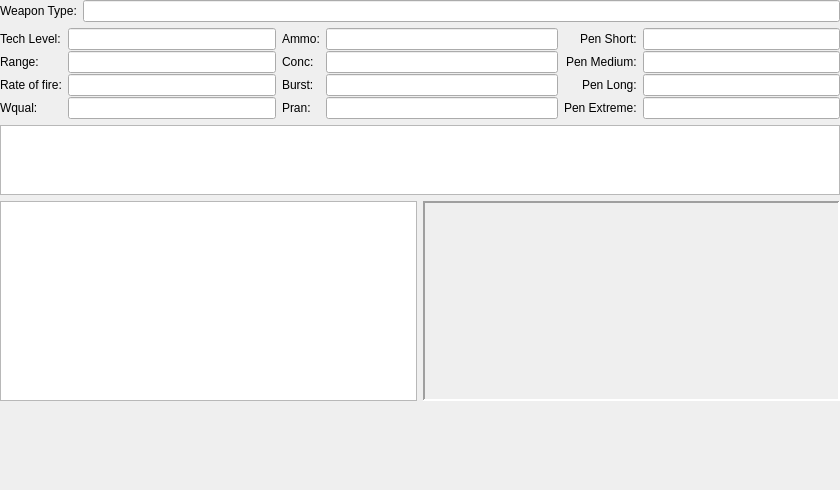
Above: Qt5/Weapon/weaponform.ui from GDW-RPG-Scripts/gdw-rpg-vehicles before the change. Below: the same form after it.
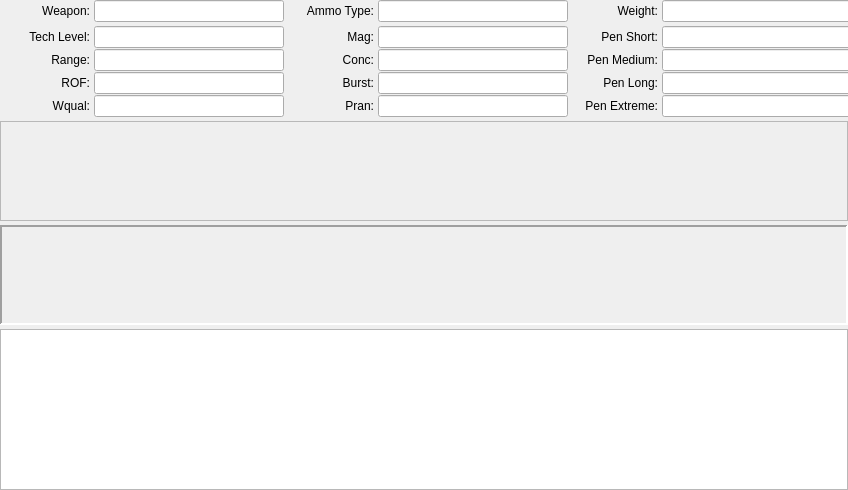
That is the form after the change.

Patch:
```diff
--- a/Qt5/Weapon/weaponform.ui
+++ b/Qt5/Weapon/weaponform.ui
@@ -13,7 +13,7 @@
   <property name="windowTitle">
    <string>Form</string>
   </property>
-  <layout class="QVBoxLayout" name="verticalLayout">
+  <layout class="QGridLayout" name="gridLayout" rowstretch="0,0,0,0,0" columnstretch="1,1,1" rowminimumheight="0,0,100,0,0" columnminimumwidth="280,280,280">
    <property name="leftMargin">
     <number>0</number>
    </property>
@@ -26,23 +26,175 @@
    <property name="bottomMargin">
     <number>0</number>
    </property>
-   <item>
-    <layout class="QGridLayout" name="mainLayout">
-     <item row="0" column="0" colspan="2">
-      <layout class="QGridLayout" name="dataLayout">
+   <property name="spacing">
+    <number>4</number>
+   </property>
+   <item row="0" column="0">
+    <layout class="QFormLayout" name="wtypLayout">
+     <property name="fieldGrowthPolicy">
+      <enum>QFormLayout::AllNonFixedFieldsGrow</enum>
+     </property>
+     <property name="labelAlignment">
+      <set>Qt::AlignRight|Qt::AlignTrailing|Qt::AlignVCenter</set>
+     </property>
+     <property name="formAlignment">
+      <set>Qt::AlignRight|Qt::AlignTop|Qt::AlignTrailing</set>
+     </property>
        <property name="verticalSpacing">
-        <number>-1</number>
-       </property>
+      <number>1</number>
+     </property>
+     <property name="leftMargin">
+      <number>0</number>
+     </property>
+     <item row="0" column="0">
+      <widget class="QLabel" name="wtypLabel">
+       <property name="minimumSize">
+        <size>
+         <width>80</width>
+         <height>0</height>
+        </size>
+       </property>
+       <property name="text">
+        <string>Weapon:</string>
+       </property>
+       <property name="alignment">
+        <set>Qt::AlignRight|Qt::AlignTrailing|Qt::AlignVCenter</set>
+       </property>
+       <property name="buddy">
+        <cstring>wtypLineEdit</cstring>
+       </property>
+      </widget>
+     </item>
+     <item row="0" column="1">
+      <widget class="QLineEdit" name="wtypLineEdit">
+       <property name="maximumSize">
+        <size>
+         <width>190</width>
+         <height>16777215</height>
+        </size>
+       </property>
+       <property name="layoutDirection">
+        <enum>Qt::RightToLeft</enum>
+       </property>
+       <property name="alignment">
+        <set>Qt::AlignRight|Qt::AlignTrailing|Qt::AlignVCenter</set>
+       </property>
+       <property name="readOnly">
+        <bool>true</bool>
+       </property>
+      </widget>
+     </item>
+    </layout>
+   </item>
+   <item row="0" column="1">
+    <layout class="QFormLayout" name="ammoTypeLayout">
+     <property name="formAlignment">
+      <set>Qt::AlignRight|Qt::AlignTop|Qt::AlignTrailing</set>
+     </property>
+     <property name="verticalSpacing">
+      <number>1</number>
+     </property>
+     <item row="0" column="0">
+      <widget class="QLabel" name="ammoTypeLabel">
+       <property name="minimumSize">
+        <size>
+         <width>80</width>
+         <height>0</height>
+        </size>
+       </property>
+       <property name="text">
+        <string>Ammo Type:</string>
+       </property>
+       <property name="alignment">
+        <set>Qt::AlignRight|Qt::AlignTrailing|Qt::AlignVCenter</set>
+       </property>
+      </widget>
+     </item>
+     <item row="0" column="1">
+      <widget class="QLineEdit" name="ammoTypeLineEdit">
+       <property name="maximumSize">
+        <size>
+         <width>190</width>
+         <height>16777215</height>
+        </size>
+       </property>
+       <property name="toolTip">
+        <string>Type of ammunition used - Cartridge caliber and case length, for example.</string>
+       </property>
+       <property name="readOnly">
+        <bool>true</bool>
+       </property>
+      </widget>
+     </item>
+    </layout>
+   </item>
+   <item row="0" column="2">
+    <layout class="QFormLayout" name="weightLayout">
+     <property name="fieldGrowthPolicy">
+      <enum>QFormLayout::AllNonFixedFieldsGrow</enum>
+     </property>
+     <property name="labelAlignment">
+      <set>Qt::AlignRight|Qt::AlignTrailing|Qt::AlignVCenter</set>
+     </property>
+     <property name="formAlignment">
+      <set>Qt::AlignRight|Qt::AlignTop|Qt::AlignTrailing</set>
+     </property>
+     <property name="verticalSpacing">
+      <number>1</number>
+     </property>
+     <item row="0" column="0">
+      <widget class="QLabel" name="weightLabel">
+       <property name="minimumSize">
+        <size>
+         <width>80</width>
+         <height>0</height>
+        </size>
+       </property>
+       <property name="text">
+        <string>Weight:</string>
+       </property>
+       <property name="alignment">
+        <set>Qt::AlignRight|Qt::AlignTrailing|Qt::AlignVCenter</set>
+       </property>
+      </widget>
+     </item>
+     <item row="0" column="1">
+      <widget class="QLineEdit" name="weightLineEdit">
+       <property name="maximumSize">
+        <size>
+         <width>190</width>
+         <height>16777215</height>
+        </size>
+       </property>
+       <property name="readOnly">
+        <bool>true</bool>
+       </property>
+      </widget>
+     </item>
+    </layout>
+   </item>
        <item row="1" column="0">
         <layout class="QFormLayout" name="traitLayout">
+     <property name="formAlignment">
+      <set>Qt::AlignRight|Qt::AlignTop|Qt::AlignTrailing</set>
+     </property>
          <property name="verticalSpacing">
           <number>1</number>
          </property>
          <item row="1" column="0">
           <widget class="QLabel" name="rngLabel">
+       <property name="minimumSize">
+        <size>
+         <width>80</width>
+         <height>0</height>
+        </size>
+       </property>
            <property name="text">
             <string>Range:</string>
            </property>
+       <property name="alignment">
+        <set>Qt::AlignRight|Qt::AlignTrailing|Qt::AlignVCenter</set>
+       </property>
            <property name="buddy">
             <cstring>rngLineEdit</cstring>
            </property>
@@ -50,6 +202,12 @@
          </item>
          <item row="1" column="1">
           <widget class="QLineEdit" name="rngLineEdit">
+       <property name="maximumSize">
+        <size>
+         <width>190</width>
+         <height>16777215</height>
+        </size>
+       </property>
            <property name="layoutDirection">
             <enum>Qt::RightToLeft</enum>
            </property>
@@ -63,6 +221,15 @@
          </item>
          <item row="2" column="1">
           <widget class="QLineEdit" name="rofLineEdit">
+       <property name="maximumSize">
+        <size>
+         <width>190</width>
+         <height>16777215</height>
+        </size>
+       </property>
+       <property name="toolTip">
+        <string>Number of shots fired in a 5 second interval. A fractional number indicates the number of 5 second intervals required to reload.</string>
+       </property>
            <property name="layoutDirection">
             <enum>Qt::RightToLeft</enum>
            </property>
@@ -76,9 +243,18 @@
          </item>
          <item row="3" column="0">
           <widget class="QLabel" name="wqualLabel">
+       <property name="minimumSize">
+        <size>
+         <width>80</width>
+         <height>0</height>
+        </size>
+       </property>
            <property name="text">
             <string>Wqual:</string>
            </property>
+       <property name="alignment">
+        <set>Qt::AlignRight|Qt::AlignTrailing|Qt::AlignVCenter</set>
+       </property>
            <property name="buddy">
             <cstring>wqualLineEdit</cstring>
            </property>
@@ -86,6 +262,12 @@
          </item>
          <item row="3" column="1">
           <widget class="QLineEdit" name="wqualLineEdit">
+       <property name="maximumSize">
+        <size>
+         <width>190</width>
+         <height>16777215</height>
+        </size>
+       </property>
            <property name="layoutDirection">
             <enum>Qt::RightToLeft</enum>
            </property>
@@ -99,8 +281,17 @@
          </item>
          <item row="2" column="0">
           <widget class="QLabel" name="rofLabel">
+       <property name="minimumSize">
+        <size>
+         <width>80</width>
+         <height>0</height>
+        </size>
+       </property>
            <property name="text">
-            <string>Rate of fire:</string>
+        <string>ROF:</string>
+       </property>
+       <property name="alignment">
+        <set>Qt::AlignRight|Qt::AlignTrailing|Qt::AlignVCenter</set>
            </property>
            <property name="buddy">
             <cstring>rofLineEdit</cstring>
@@ -109,13 +300,28 @@
          </item>
          <item row="0" column="0">
           <widget class="QLabel" name="techLevelLabel">
+       <property name="minimumSize">
+        <size>
+         <width>80</width>
+         <height>0</height>
+        </size>
+       </property>
            <property name="text">
             <string>Tech Level:</string>
            </property>
+       <property name="alignment">
+        <set>Qt::AlignRight|Qt::AlignTrailing|Qt::AlignVCenter</set>
+       </property>
           </widget>
          </item>
          <item row="0" column="1">
           <widget class="QLineEdit" name="techLevelLineEdit">
+       <property name="maximumSize">
+        <size>
+         <width>190</width>
+         <height>16777215</height>
+        </size>
+       </property>
            <property name="alignment">
             <set>Qt::AlignRight|Qt::AlignTrailing|Qt::AlignVCenter</set>
            </property>
@@ -128,13 +334,25 @@
        </item>
        <item row="1" column="1">
         <layout class="QFormLayout" name="ammoLayout">
+     <property name="formAlignment">
+      <set>Qt::AlignRight|Qt::AlignTop|Qt::AlignTrailing</set>
+     </property>
          <property name="verticalSpacing">
           <number>1</number>
          </property>
          <item row="0" column="0">
-          <widget class="QLabel" name="ammoLabel">
+      <widget class="QLabel" name="magLabel">
+       <property name="minimumSize">
+        <size>
+         <width>80</width>
+         <height>0</height>
+        </size>
+       </property>
            <property name="text">
-            <string>Ammo:</string>
+        <string>Mag:</string>
+       </property>
+       <property name="alignment">
+        <set>Qt::AlignRight|Qt::AlignTrailing|Qt::AlignVCenter</set>
            </property>
            <property name="buddy">
             <cstring>ammoLineEdit</cstring>
@@ -142,7 +360,16 @@
           </widget>
          </item>
          <item row="0" column="1">
-          <widget class="QLineEdit" name="ammoLineEdit">
+      <widget class="QLineEdit" name="magLineEdit">
+       <property name="maximumSize">
+        <size>
+         <width>190</width>
+         <height>16777215</height>
+        </size>
+       </property>
+       <property name="toolTip">
+        <string>The number of rounds per magazine or vehicle full load.</string>
+       </property>
            <property name="layoutDirection">
             <enum>Qt::RightToLeft</enum>
            </property>
@@ -156,9 +383,18 @@
          </item>
          <item row="1" column="0">
           <widget class="QLabel" name="conLabel">
+       <property name="minimumSize">
+        <size>
+         <width>80</width>
+         <height>0</height>
+        </size>
+       </property>
            <property name="text">
             <string>Conc:</string>
            </property>
+       <property name="alignment">
+        <set>Qt::AlignRight|Qt::AlignTrailing|Qt::AlignVCenter</set>
+       </property>
            <property name="buddy">
             <cstring>conLineEdit</cstring>
            </property>
@@ -166,6 +402,12 @@
          </item>
          <item row="1" column="1">
           <widget class="QLineEdit" name="conLineEdit">
+       <property name="maximumSize">
+        <size>
+         <width>190</width>
+         <height>16777215</height>
+        </size>
+       </property>
            <property name="layoutDirection">
             <enum>Qt::RightToLeft</enum>
            </property>
@@ -179,9 +421,18 @@
          </item>
          <item row="2" column="0">
           <widget class="QLabel" name="burLabel">
+       <property name="minimumSize">
+        <size>
+         <width>80</width>
+         <height>0</height>
+        </size>
+       </property>
            <property name="text">
             <string>Burst:</string>
            </property>
+       <property name="alignment">
+        <set>Qt::AlignRight|Qt::AlignTrailing|Qt::AlignVCenter</set>
+       </property>
            <property name="buddy">
             <cstring>burLineEdit</cstring>
            </property>
@@ -189,6 +440,12 @@
          </item>
          <item row="2" column="1">
           <widget class="QLineEdit" name="burLineEdit">
+       <property name="maximumSize">
+        <size>
+         <width>190</width>
+         <height>16777215</height>
+        </size>
+       </property>
            <property name="layoutDirection">
             <enum>Qt::RightToLeft</enum>
            </property>
@@ -202,9 +459,18 @@
          </item>
          <item row="3" column="0">
           <widget class="QLabel" name="pranLabel">
+       <property name="minimumSize">
+        <size>
+         <width>80</width>
+         <height>0</height>
+        </size>
+       </property>
            <property name="text">
             <string>Pran:</string>
            </property>
+       <property name="alignment">
+        <set>Qt::AlignRight|Qt::AlignTrailing|Qt::AlignVCenter</set>
+       </property>
            <property name="buddy">
             <cstring>pranLineEdit</cstring>
            </property>
@@ -212,6 +478,12 @@
          </item>
          <item row="3" column="1">
           <widget class="QLineEdit" name="pranLineEdit">
+       <property name="maximumSize">
+        <size>
+         <width>190</width>
+         <height>16777215</height>
+        </size>
+       </property>
            <property name="layoutDirection">
             <enum>Qt::RightToLeft</enum>
            </property>
@@ -226,18 +498,30 @@
         </layout>
        </item>
        <item row="1" column="2">
-        <layout class="QFormLayout" name="pLayout">
+    <layout class="QFormLayout" name="penetrationLayout">
          <property name="labelAlignment">
           <set>Qt::AlignRight|Qt::AlignTrailing|Qt::AlignVCenter</set>
          </property>
+     <property name="formAlignment">
+      <set>Qt::AlignRight|Qt::AlignTop|Qt::AlignTrailing</set>
+     </property>
          <property name="verticalSpacing">
           <number>1</number>
          </property>
          <item row="0" column="0">
           <widget class="QLabel" name="psLabel">
+       <property name="minimumSize">
+        <size>
+         <width>80</width>
+         <height>0</height>
+        </size>
+       </property>
            <property name="text">
             <string>Pen Short:</string>
            </property>
+       <property name="alignment">
+        <set>Qt::AlignRight|Qt::AlignTrailing|Qt::AlignVCenter</set>
+       </property>
            <property name="buddy">
             <cstring>psLineEdit</cstring>
            </property>
@@ -245,6 +529,12 @@
          </item>
          <item row="0" column="1">
           <widget class="QLineEdit" name="psLineEdit">
+       <property name="maximumSize">
+        <size>
+         <width>190</width>
+         <height>16777215</height>
+        </size>
+       </property>
            <property name="layoutDirection">
             <enum>Qt::RightToLeft</enum>
            </property>
@@ -258,9 +548,18 @@
          </item>
          <item row="1" column="0">
           <widget class="QLabel" name="pmLabel">
+       <property name="minimumSize">
+        <size>
+         <width>80</width>
+         <height>0</height>
+        </size>
+       </property>
            <property name="text">
             <string>Pen Medium:</string>
            </property>
+       <property name="alignment">
+        <set>Qt::AlignRight|Qt::AlignTrailing|Qt::AlignVCenter</set>
+       </property>
            <property name="buddy">
             <cstring>pmLineEdit</cstring>
            </property>
@@ -268,6 +567,12 @@
          </item>
          <item row="1" column="1">
           <widget class="QLineEdit" name="pmLineEdit">
+       <property name="maximumSize">
+        <size>
+         <width>190</width>
+         <height>16777215</height>
+        </size>
+       </property>
            <property name="layoutDirection">
             <enum>Qt::RightToLeft</enum>
            </property>
@@ -281,9 +586,18 @@
          </item>
          <item row="2" column="0">
           <widget class="QLabel" name="plLabel">
+       <property name="minimumSize">
+        <size>
+         <width>80</width>
+         <height>0</height>
+        </size>
+       </property>
            <property name="text">
             <string>Pen Long:</string>
            </property>
+       <property name="alignment">
+        <set>Qt::AlignRight|Qt::AlignTrailing|Qt::AlignVCenter</set>
+       </property>
            <property name="buddy">
             <cstring>plLineEdit</cstring>
            </property>
@@ -291,6 +605,12 @@
          </item>
          <item row="2" column="1">
           <widget class="QLineEdit" name="plLineEdit">
+       <property name="maximumSize">
+        <size>
+         <width>190</width>
+         <height>16777215</height>
+        </size>
+       </property>
            <property name="layoutDirection">
             <enum>Qt::RightToLeft</enum>
            </property>
@@ -304,9 +624,18 @@
          </item>
          <item row="3" column="0">
           <widget class="QLabel" name="pxLabel">
+       <property name="minimumSize">
+        <size>
+         <width>80</width>
+         <height>0</height>
+        </size>
+       </property>
            <property name="text">
             <string>Pen Extreme:</string>
            </property>
+       <property name="alignment">
+        <set>Qt::AlignRight|Qt::AlignTrailing|Qt::AlignVCenter</set>
+       </property>
            <property name="buddy">
             <cstring>pxLineEdit</cstring>
            </property>
@@ -314,6 +643,12 @@
          </item>
          <item row="3" column="1">
           <widget class="QLineEdit" name="pxLineEdit">
+       <property name="maximumSize">
+        <size>
+         <width>190</width>
+         <height>16777215</height>
+        </size>
+       </property>
            <property name="layoutDirection">
             <enum>Qt::RightToLeft</enum>
            </property>
@@ -327,72 +662,34 @@
          </item>
         </layout>
        </item>
-       <item row="0" column="0" colspan="3">
-        <layout class="QFormLayout" name="wtypLayout">
-         <property name="fieldGrowthPolicy">
-          <enum>QFormLayout::ExpandingFieldsGrow</enum>
-         </property>
-         <property name="labelAlignment">
-          <set>Qt::AlignRight|Qt::AlignTrailing|Qt::AlignVCenter</set>
-         </property>
-         <property name="formAlignment">
-          <set>Qt::AlignLeading|Qt::AlignLeft|Qt::AlignTop</set>
-         </property>
-         <property name="verticalSpacing">
-          <number>1</number>
-         </property>
-         <property name="leftMargin">
-          <number>0</number>
-         </property>
-         <item row="0" column="0">
-          <widget class="QLabel" name="wtypLabel">
-           <property name="text">
-            <string>Weapon Type:</string>
-           </property>
-           <property name="buddy">
-            <cstring>wtypLineEdit</cstring>
-           </property>
-          </widget>
-         </item>
-         <item row="0" column="1">
-          <widget class="QLineEdit" name="wtypLineEdit">
-           <property name="layoutDirection">
-            <enum>Qt::RightToLeft</enum>
-           </property>
-           <property name="alignment">
-            <set>Qt::AlignRight|Qt::AlignTrailing|Qt::AlignVCenter</set>
-           </property>
-           <property name="readOnly">
-            <bool>true</bool>
-           </property>
-          </widget>
-         </item>
-        </layout>
-       </item>
-      </layout>
-     </item>
-     <item row="3" column="0">
-      <spacer name="verticalSpacer">
-       <property name="orientation">
-        <enum>Qt::Vertical</enum>
-       </property>
-       <property name="sizeHint" stdset="0">
-        <size>
-         <width>20</width>
-         <height>278</height>
-        </size>
-       </property>
-      </spacer>
-     </item>
-     <item row="2" column="0">
-      <widget class="QListView" name="listView"/>
-     </item>
-     <item row="2" column="1">
+   <item row="2" column="0" colspan="3">
+    <widget class="QFrame" name="munitionFrame">
+     <property name="sizePolicy">
+      <sizepolicy hsizetype="Preferred" vsizetype="Preferred">
+       <horstretch>0</horstretch>
+       <verstretch>0</verstretch>
+      </sizepolicy>
+     </property>
+     <property name="minimumSize">
+      <size>
+       <width>0</width>
+       <height>100</height>
+      </size>
+     </property>
+     <property name="frameShape">
+      <enum>QFrame::StyledPanel</enum>
+     </property>
+     <property name="frameShadow">
+      <enum>QFrame::Raised</enum>
+     </property>
+    </widget>
+   </item>
+   <item row="3" column="0" colspan="3">
       <widget class="QFrame" name="svgFrame">
        <property name="minimumSize">
         <size>
          <width>0</width>
-         <height>200</height>
+       <height>100</height>
         </size>
        </property>
        <property name="frameShape">
@@ -406,23 +703,8 @@
        </property>
       </widget>
      </item>
-     <item row="1" column="0" colspan="2">
-      <widget class="QPlainTextEdit" name="descriptionTextEdit">
-       <property name="sizePolicy">
-        <sizepolicy hsizetype="Expanding" vsizetype="Expanding">
-         <horstretch>1</horstretch>
-         <verstretch>1</verstretch>
-        </sizepolicy>
-       </property>
-       <property name="lineWidth">
-        <number>1</number>
-       </property>
-       <property name="readOnly">
-        <bool>true</bool>
-       </property>
-      </widget>
-     </item>
-    </layout>
+   <item row="4" column="0" colspan="3">
+    <widget class="QTextEdit" name="descriptionTextEdit"/>
    </item>
   </layout>
  </widget>
```
Left out of the diff: 6 changed lines with no effect on the pictures. Lines whose indentation alone changed are shown as unchanged.
